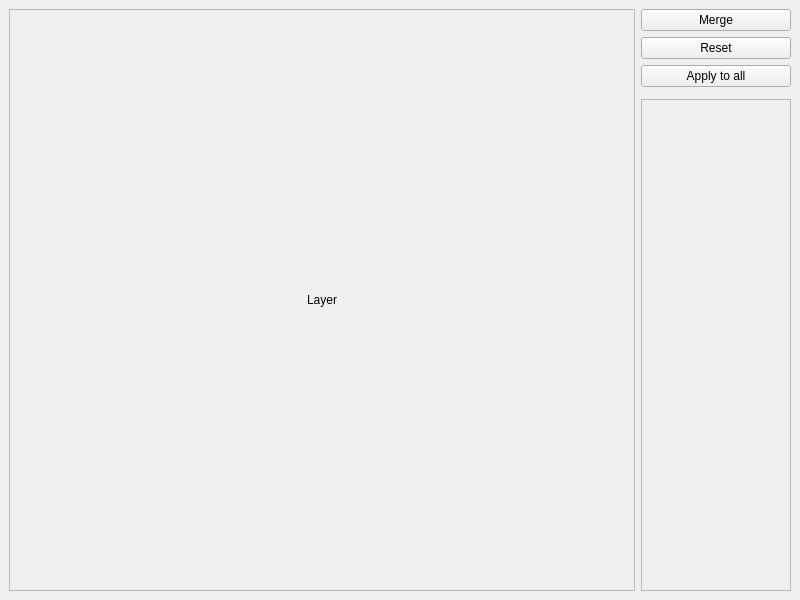
First picture: the form in UI/clustereditor.ui, repository HaldiH/tat, before the edit.
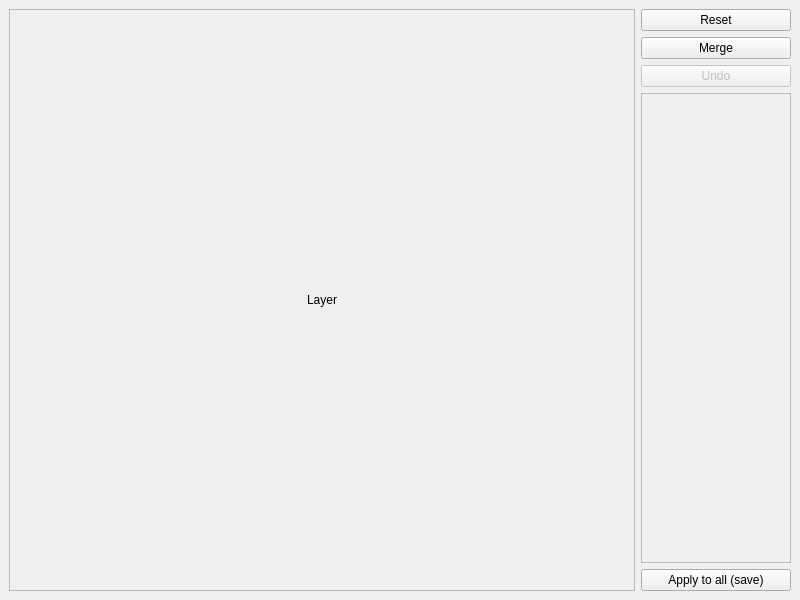
Second picture: the form after the edit.

Commit message: Add undo button and fixes few bugs

```diff
--- a/UI/clustereditor.ui
+++ b/UI/clustereditor.ui
@@ -15,61 +15,31 @@
   </property>
   <widget class="QWidget" name="centralwidget">
    <layout class="QGridLayout" name="gridLayout_2">
-    <item row="4" column="1">
-     <widget class="QScrollArea" name="scrollAreaLayers">
-      <property name="sizePolicy">
-       <sizepolicy hsizetype="Minimum" vsizetype="Expanding">
-        <horstretch>0</horstretch>
-        <verstretch>0</verstretch>
-       </sizepolicy>
-      </property>
-      <property name="minimumSize">
-       <size>
-        <width>150</width>
-        <height>0</height>
-       </size>
-      </property>
-      <property name="horizontalScrollBarPolicy">
-       <enum>Qt::ScrollBarAlwaysOff</enum>
-      </property>
-      <property name="widgetResizable">
-       <bool>true</bool>
-      </property>
-      <widget class="QWidget" name="scrollAreaLayersContents">
-       <property name="geometry">
-        <rect>
-         <x>0</x>
-         <y>0</y>
-         <width>148</width>
-         <height>484</height>
-        </rect>
-       </property>
-       <layout class="QVBoxLayout" name="verticalLayout"/>
-      </widget>
-     </widget>
-    </item>
     <item row="2" column="1">
-     <widget class="QPushButton" name="applyButton">
+     <widget class="QPushButton" name="undoButton">
+      <property name="enabled">
+       <bool>false</bool>
+      </property>
       <property name="text">
-       <string>Apply to all</string>
+       <string>Undo</string>
       </property>
      </widget>
     </item>
-    <item row="0" column="1">
+    <item row="1" column="1">
      <widget class="QPushButton" name="mergeButton">
       <property name="text">
        <string>Merge</string>
       </property>
      </widget>
     </item>
-    <item row="1" column="1">
-     <widget class="QPushButton" name="resetButton">
+    <item row="8" column="1">
+     <widget class="QPushButton" name="applyButton">
       <property name="text">
-       <string>Reset</string>
+       <string>Apply to all (save)</string>
       </property>
      </widget>
     </item>
-    <item row="0" column="0" rowspan="5">
+    <item row="0" column="0" rowspan="9">
      <widget class="QFrame" name="imageFrame">
       <property name="sizePolicy">
        <sizepolicy hsizetype="Expanding" vsizetype="Preferred">
@@ -103,6 +73,46 @@
       </layout>
      </widget>
     </item>
+    <item row="0" column="1">
+     <widget class="QPushButton" name="resetButton">
+      <property name="text">
+       <string>Reset</string>
+      </property>
+     </widget>
+    </item>
+    <item row="3" column="1" rowspan="5">
+     <widget class="QScrollArea" name="scrollAreaLayers">
+      <property name="sizePolicy">
+       <sizepolicy hsizetype="Minimum" vsizetype="Expanding">
+        <horstretch>0</horstretch>
+        <verstretch>0</verstretch>
+       </sizepolicy>
+      </property>
+      <property name="minimumSize">
+       <size>
+        <width>150</width>
+        <height>0</height>
+       </size>
+      </property>
+      <property name="horizontalScrollBarPolicy">
+       <enum>Qt::ScrollBarAlwaysOff</enum>
+      </property>
+      <property name="widgetResizable">
+       <bool>true</bool>
+      </property>
+      <widget class="QWidget" name="scrollAreaLayersContents">
+       <property name="geometry">
+        <rect>
+         <x>0</x>
+         <y>0</y>
+         <width>148</width>
+         <height>452</height>
+        </rect>
+       </property>
+       <layout class="QVBoxLayout" name="verticalLayout"/>
+      </widget>
+     </widget>
+    </item>
    </layout>
   </widget>
  </widget>
```
The commit also changes 7 other files.
